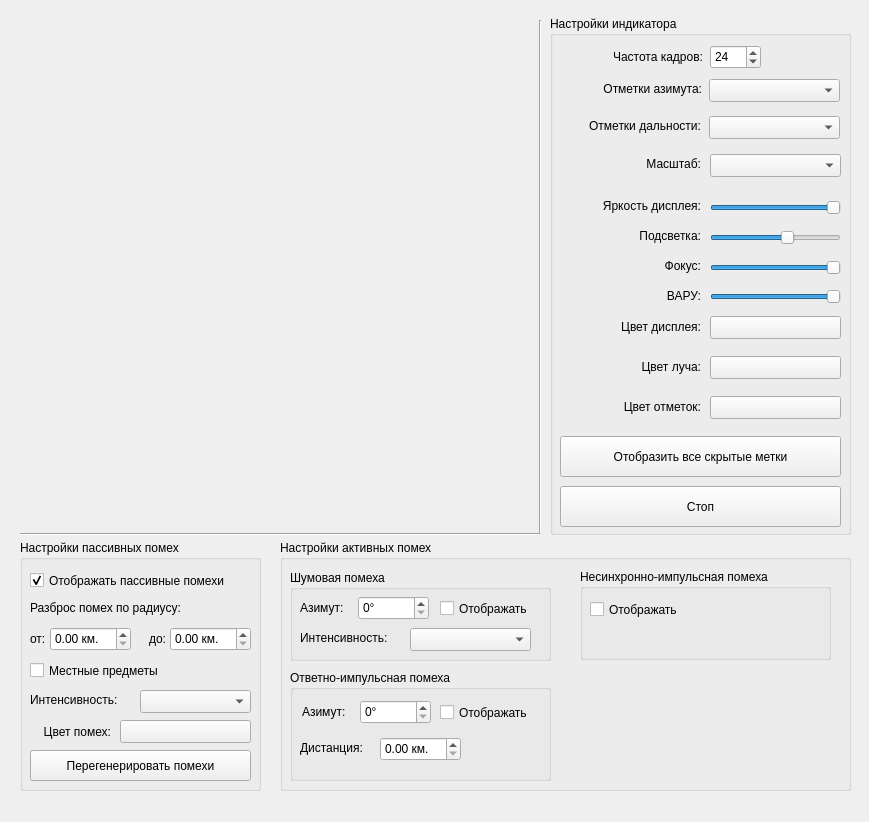
This is indicatordrl.ui in oln0ry/IKO as Qt 5 draws it before an edit. The edited form follows.
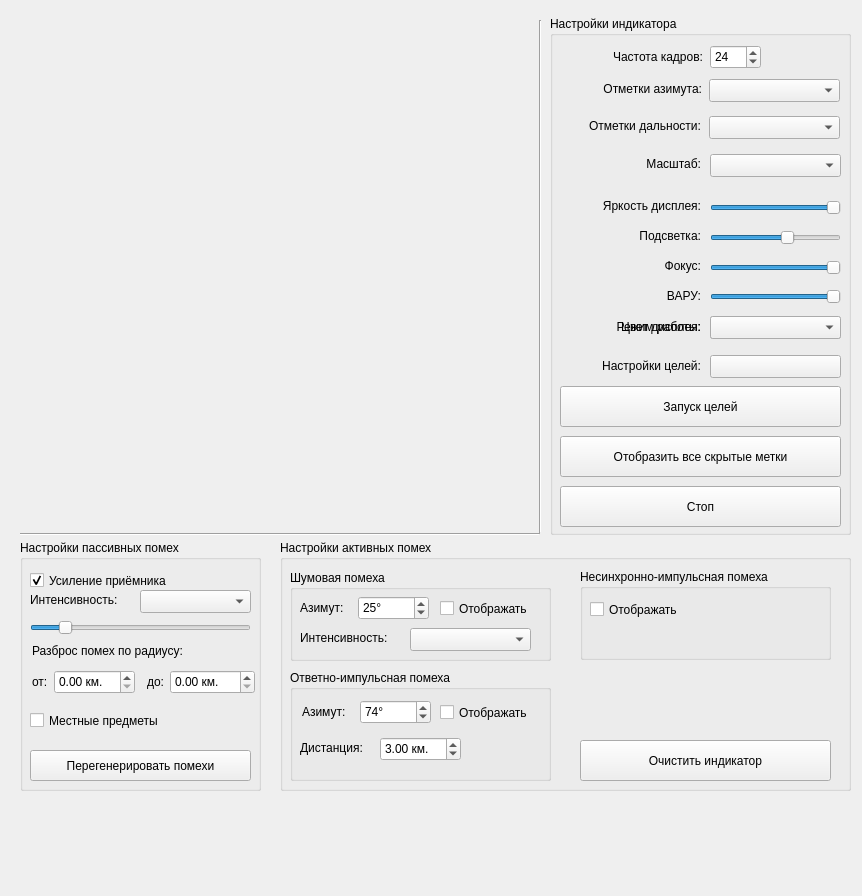
This is the edited form. Custom widgets are drawn as their Qt base class.

Commit message: Индикатор кругового обзора. Пре-альфа

Patch:
```diff
--- a/indicatordrl.ui
+++ b/indicatordrl.ui
@@ -6,8 +6,8 @@
    <rect>
     <x>0</x>
     <y>0</y>
-    <width>869</width>
-    <height>822</height>
+    <width>862</width>
+    <height>896</height>
    </rect>
   </property>
   <property name="windowTitle">
@@ -409,33 +409,17 @@
      <enum>Qt::Horizontal</enum>
     </property>
    </widget>
-   <widget class="QPushButton" name="ButtonChangeColorRay">
+   <widget class="QLabel" name="LabelTargetsSettings">
     <property name="geometry">
      <rect>
-      <x>160</x>
+      <x>30</x>
       <y>340</y>
-      <width>131</width>
-      <height>23</height>
-     </rect>
-    </property>
-    <property name="cursor">
-     <cursorShape>ArrowCursor</cursorShape>
-    </property>
-    <property name="text">
-     <string/>
-    </property>
-   </widget>
-   <widget class="QLabel" name="LabelColorRay">
-    <property name="geometry">
-     <rect>
-      <x>80</x>
-      <y>341</y>
-      <width>71</width>
+      <width>121</width>
       <height>20</height>
      </rect>
     </property>
     <property name="text">
-     <string>Цвет луча:</string>
+     <string>Настройки целей:</string>
     </property>
     <property name="alignment">
      <set>Qt::AlignRight|Qt::AlignTrailing|Qt::AlignVCenter</set>
@@ -445,7 +429,7 @@
     <property name="geometry">
      <rect>
       <x>160</x>
-      <y>380</y>
+      <y>339</y>
       <width>131</width>
       <height>23</height>
      </rect>
@@ -457,22 +441,48 @@
      <string/>
     </property>
    </widget>
-   <widget class="QLabel" name="LabelColorMarks">
+   <widget class="QPushButton" name="ChangeTargetsState">
     <property name="geometry">
      <rect>
-      <x>60</x>
-      <y>381</y>
-      <width>91</width>
-      <height>20</height>
+      <x>10</x>
+      <y>370</y>
+      <width>281</width>
+      <height>41</height>
      </rect>
     </property>
     <property name="text">
-     <string>Цвет отметок:</string>
+     <string>Запуск целей</string>
     </property>
+   </widget>
+   <widget class="QLabel" name="LabelWorkVariant">
+    <property name="geometry">
+     <rect>
+      <x>47</x>
+      <y>303</y>
+      <width>104</width>
+      <height>16</height>
+     </rect>
+    </property>
+    <property name="text">
+     <string>Режим работы:</string>
+    </property>
     <property name="alignment">
      <set>Qt::AlignRight|Qt::AlignTrailing|Qt::AlignVCenter</set>
     </property>
    </widget>
+   <widget class="QComboBox" name="SelectWorkVariant">
+    <property name="geometry">
+     <rect>
+      <x>160</x>
+      <y>300</y>
+      <width>131</width>
+      <height>23</height>
+     </rect>
+    </property>
+    <property name="cursor">
+     <cursorShape>ArrowCursor</cursorShape>
+    </property>
+   </widget>
   </widget>
   <widget class="Line" name="line">
    <property name="geometry">
@@ -509,120 +519,17 @@
      </rect>
     </property>
     <property name="text">
-     <string>Отображать пассивные помехи</string>
+     <string>Усиление приёмника</string>
     </property>
     <property name="checked">
      <bool>true</bool>
     </property>
    </widget>
-   <widget class="QPushButton" name="ButtonChangeColorTrash">
-    <property name="geometry">
-     <rect>
-      <x>100</x>
-      <y>180</y>
-      <width>131</width>
-      <height>23</height>
-     </rect>
-    </property>
-    <property name="cursor">
-     <cursorShape>ArrowCursor</cursorShape>
-    </property>
-    <property name="text">
-     <string/>
-    </property>
-   </widget>
-   <widget class="QLabel" name="LabelColorTrash">
-    <property name="geometry">
-     <rect>
-      <x>10</x>
-      <y>182</y>
-      <width>81</width>
-      <height>19</height>
-     </rect>
-    </property>
-    <property name="text">
-     <string>Цвет помех:</string>
-    </property>
-    <property name="alignment">
-     <set>Qt::AlignRight|Qt::AlignTrailing|Qt::AlignVCenter</set>
-    </property>
-   </widget>
-   <widget class="QLabel" name="LabelScatterTrash">
-    <property name="geometry">
-     <rect>
-      <x>10</x>
-      <y>60</y>
-      <width>181</width>
-      <height>16</height>
-     </rect>
-    </property>
-    <property name="text">
-     <string>Разброс помех по радиусу:</string>
-    </property>
-   </widget>
-   <widget class="QLabel" name="LabelScatterTrashFrom">
-    <property name="geometry">
-     <rect>
-      <x>10</x>
-      <y>91</y>
-      <width>21</width>
-      <height>16</height>
-     </rect>
-    </property>
-    <property name="text">
-     <string>от:</string>
-    </property>
-   </widget>
-   <widget class="QDoubleSpinBox" name="InputScatterTrashFrom">
-    <property name="geometry">
-     <rect>
-      <x>30</x>
-      <y>87</y>
-      <width>81</width>
-      <height>24</height>
-     </rect>
-    </property>
-    <property name="suffix">
-     <string> км.</string>
-    </property>
-    <property name="maximum">
-     <double>400.000000000000000</double>
-    </property>
-   </widget>
-   <widget class="QLabel" name="LabelScatterTrashTo">
-    <property name="geometry">
-     <rect>
-      <x>129</x>
-      <y>91</y>
-      <width>21</width>
-      <height>16</height>
-     </rect>
-    </property>
-    <property name="text">
-     <string>до:</string>
-    </property>
-   </widget>
-   <widget class="QDoubleSpinBox" name="InputScatterTrashTo">
-    <property name="geometry">
-     <rect>
-      <x>150</x>
-      <y>87</y>
-      <width>81</width>
-      <height>24</height>
-     </rect>
-    </property>
-    <property name="suffix">
-     <string> км.</string>
-    </property>
-    <property name="maximum">
-     <double>400.000000000000000</double>
-    </property>
-   </widget>
    <widget class="QCheckBox" name="CheckShowLocalItems">
     <property name="geometry">
      <rect>
       <x>10</x>
-      <y>120</y>
+      <y>170</y>
       <width>151</width>
       <height>21</height>
      </rect>
@@ -651,7 +558,7 @@
     <property name="geometry">
      <rect>
       <x>120</x>
-      <y>150</y>
+      <y>50</y>
       <width>111</width>
       <height>23</height>
      </rect>
@@ -661,7 +568,7 @@
     <property name="geometry">
      <rect>
       <x>10</x>
-      <y>152</y>
+      <y>52</y>
       <width>101</width>
       <height>16</height>
      </rect>
@@ -670,6 +577,102 @@
      <string>Интенсивность:</string>
     </property>
    </widget>
+   <widget class="QSlider" name="ChangeTrashIntensity">
+    <property name="geometry">
+     <rect>
+      <x>10</x>
+      <y>80</y>
+      <width>221</width>
+      <height>16</height>
+     </rect>
+    </property>
+    <property name="minimum">
+     <number>1</number>
+    </property>
+    <property name="maximum">
+     <number>30</number>
+    </property>
+    <property name="pageStep">
+     <number>1</number>
+    </property>
+    <property name="value">
+     <number>5</number>
+    </property>
+    <property name="orientation">
+     <enum>Qt::Horizontal</enum>
+    </property>
+   </widget>
+   <widget class="QDoubleSpinBox" name="InputScatterTrashTo">
+    <property name="geometry">
+     <rect>
+      <x>150</x>
+      <y>130</y>
+      <width>85</width>
+      <height>24</height>
+     </rect>
+    </property>
+    <property name="suffix">
+     <string> км.</string>
+    </property>
+    <property name="maximum">
+     <double>150.000000000000000</double>
+    </property>
+   </widget>
+   <widget class="QLabel" name="LabelScatterTrashFrom">
+    <property name="geometry">
+     <rect>
+      <x>12</x>
+      <y>134</y>
+      <width>21</width>
+      <height>16</height>
+     </rect>
+    </property>
+    <property name="text">
+     <string>от:</string>
+    </property>
+   </widget>
+   <widget class="QLabel" name="LabelScatterTrash">
+    <property name="geometry">
+     <rect>
+      <x>12</x>
+      <y>103</y>
+      <width>181</width>
+      <height>16</height>
+     </rect>
+    </property>
+    <property name="text">
+     <string>Разброс помех по радиусу:</string>
+    </property>
+   </widget>
+   <widget class="QDoubleSpinBox" name="InputScatterTrashFrom">
+    <property name="geometry">
+     <rect>
+      <x>34</x>
+      <y>130</y>
+      <width>81</width>
+      <height>24</height>
+     </rect>
+    </property>
+    <property name="suffix">
+     <string> км.</string>
+    </property>
+    <property name="maximum">
+     <double>400.000000000000000</double>
+    </property>
+   </widget>
+   <widget class="QLabel" name="LabelScatterTrashTo">
+    <property name="geometry">
+     <rect>
+      <x>127</x>
+      <y>134</y>
+      <width>21</width>
+      <height>16</height>
+     </rect>
+    </property>
+    <property name="text">
+     <string>до:</string>
+    </property>
+   </widget>
   </widget>
   <widget class="Line" name="line_2">
    <property name="geometry">
@@ -736,6 +739,9 @@
      <property name="maximum">
       <number>360</number>
      </property>
+     <property name="value">
+      <number>25</number>
+     </property>
     </widget>
     <widget class="QLabel" name="LabelActiveNoiseIntensity">
      <property name="geometry">
@@ -798,6 +804,12 @@
      <property name="suffix">
       <string>°</string>
      </property>
+     <property name="maximum">
+      <number>360</number>
+     </property>
+     <property name="value">
+      <number>74</number>
+     </property>
     </widget>
     <widget class="QLabel" name="LabelActiveAnswerAzimuth">
      <property name="geometry">
@@ -837,6 +849,9 @@
      <property name="suffix">
       <string> км.</string>
      </property>
+     <property name="value">
+      <double>3.000000000000000</double>
+     </property>
     </widget>
     <widget class="QCheckBox" name="CheckActiveAnswerShow">
      <property name="geometry">
@@ -878,6 +893,22 @@
      </property>
     </widget>
    </widget>
+   <widget class="QPushButton" name="CleanLocatorDataBuffer">
+    <property name="geometry">
+     <rect>
+      <x>300</x>
+      <y>200</y>
+      <width>251</width>
+      <height>41</height>
+     </rect>
+    </property>
+    <property name="cursor">
+     <cursorShape>ArrowCursor</cursorShape>
+    </property>
+    <property name="text">
+     <string>Очистить индикатор</string>
+    </property>
+   </widget>
   </widget>
  </widget>
  <customwidgets>
```
Left out of the diff: 5 changed lines with no effect on the pictures. The commit also changes 11 other files.
